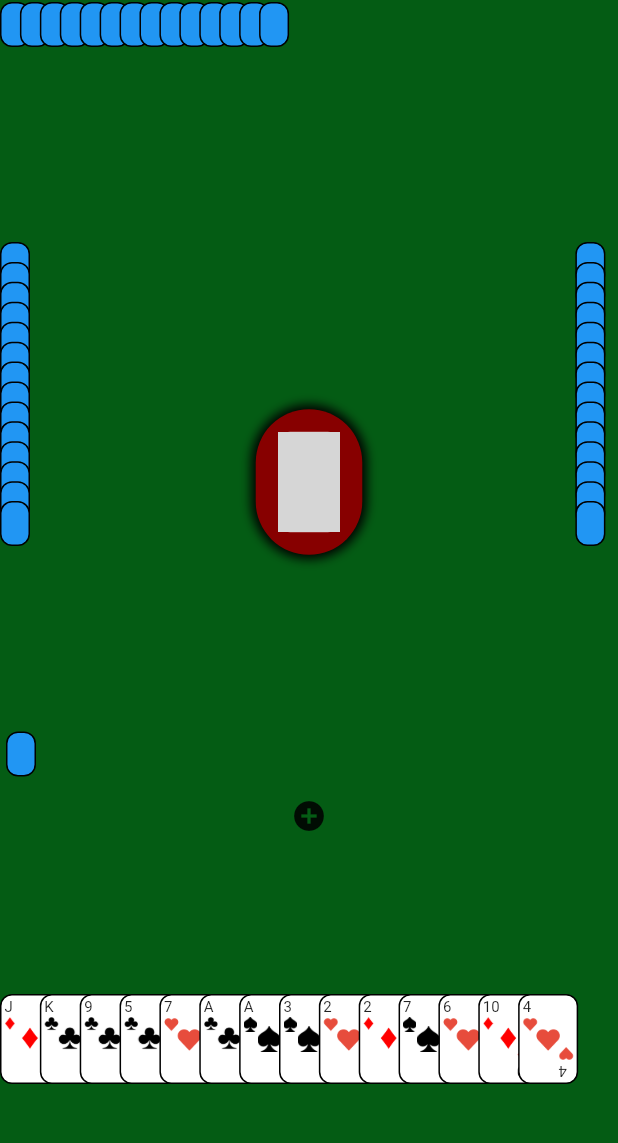
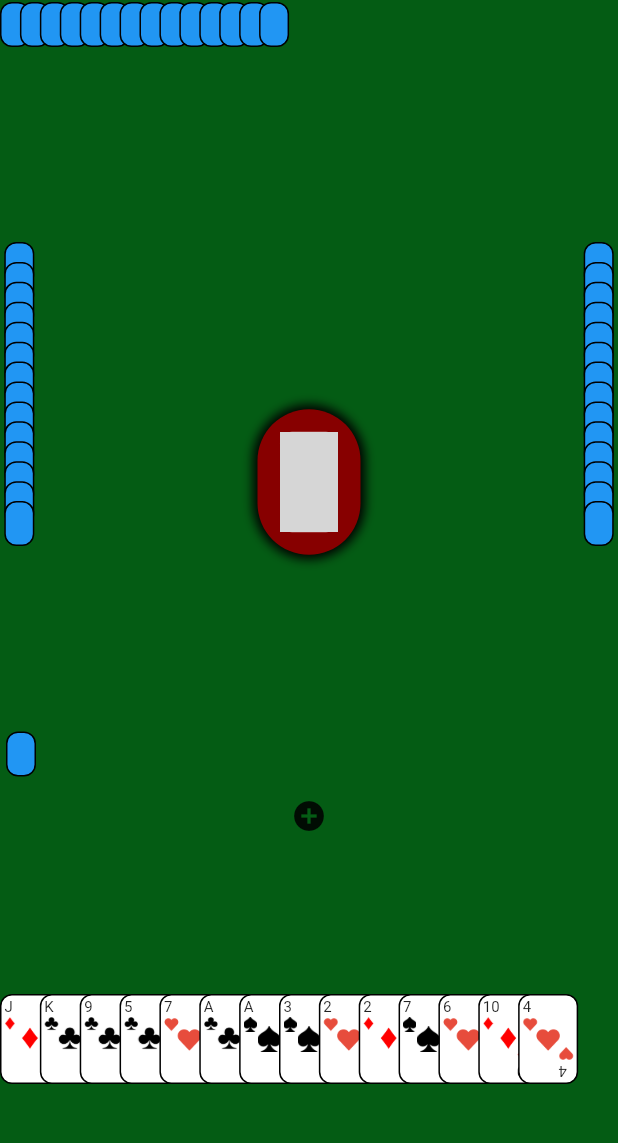
Before and after one commit to alnah005/Konkan, a Flutter app: the screen it shows after launch, on a phone screen of 412 x 824 dp, the part 82-1225 px from its top. Run offline on Flutter 3.47's test engine with Material 2 defaults, Android fonts, the phone set to English and light mode, and no system bars; network calls fail; grey boxes are pictures that could not be loaded.

Commit message:
centered other two players

```diff
--- a/lib/pages/game_screen.dart
+++ b/lib/pages/game_screen.dart
@@ -137,8 +137,8 @@ class _GameScreenState extends State<GameScreen> {
                 mainAxisAlignment: MainAxisAlignment.spaceAround,
                 children: <Widget>[
                   Flexible(
-                    flex: 2,
-                    fit: FlexFit.tight,
+                    flex: 3,
+                    fit: FlexFit.loose,
                     child: _getPlayerColumn(playersList[0].cards, CardList.P1),
                   ),
                   Flexible(
@@ -251,7 +251,7 @@ class _GameScreenState extends State<GameScreen> {
                   ),
                   Flexible(
                     flex: 2,
-                    fit: FlexFit.tight,
+                    fit: FlexFit.loose,
                     child: _getPlayerColumn(playersList[2].cards, CardList.P3),
                   ),
                 ],
```
